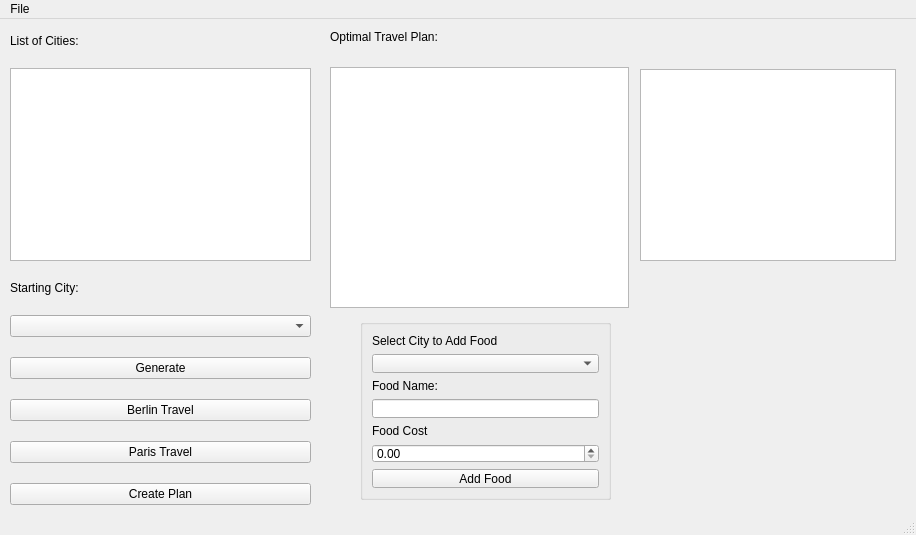
Qt form EuroTrip/mainwindow.ui (dal07065/European-Vacation) before a commit.
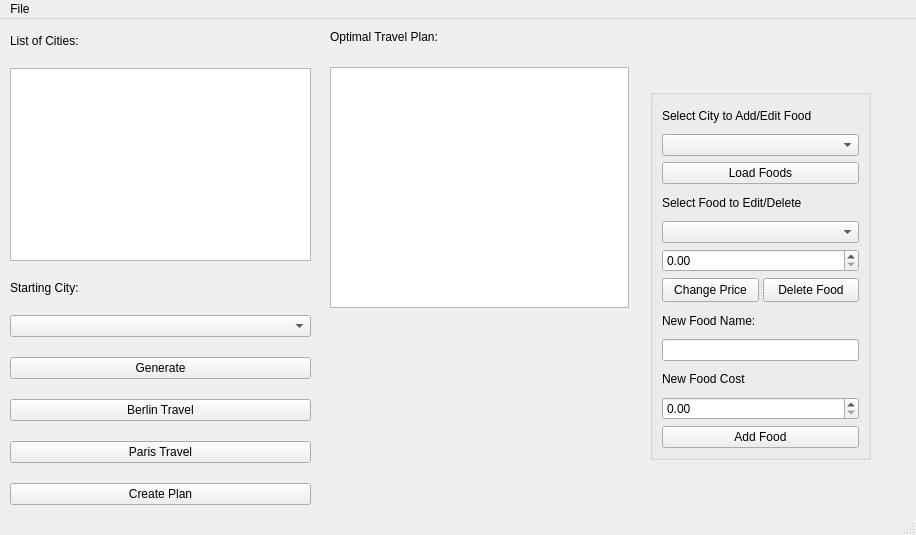
The same form after that commit.

Commit message: Added admin function to remove food item

```diff
--- a/EuroTrip/mainwindow.ui
+++ b/EuroTrip/mainwindow.ui
@@ -86,27 +86,64 @@
    <widget class="QGroupBox" name="adminFuncs">
     <property name="geometry">
      <rect>
-      <x>360</x>
-      <y>300</y>
-      <width>251</width>
-      <height>181</height>
+      <x>650</x>
+      <y>70</y>
+      <width>221</width>
+      <height>371</height>
      </rect>
     </property>
     <layout class="QVBoxLayout" name="verticalLayout_2">
      <item>
       <widget class="QLabel" name="label_2">
        <property name="text">
-        <string>Select City to Add Food</string>
+        <string>Select City to Add/Edit Food</string>
        </property>
       </widget>
      </item>
      <item>
       <widget class="QComboBox" name="comboBox_SelectCityAddFood"/>
      </item>
+     <item>
+      <widget class="QPushButton" name="pushButton_loadFoods">
+       <property name="text">
+        <string>Load Foods</string>
+       </property>
+      </widget>
+     </item>
+     <item>
+      <widget class="QLabel" name="label_5">
+       <property name="text">
+        <string>Select Food to Edit/Delete</string>
+       </property>
+      </widget>
+     </item>
+     <item>
+      <widget class="QComboBox" name="comboBox_EditFood"/>
+     </item>
+     <item>
+      <widget class="QDoubleSpinBox" name="doubleSpinBox_EditFoodPrice"/>
+     </item>
+     <item>
+      <widget class="QSplitter" name="splitter">
+       <property name="orientation">
+        <enum>Qt::Horizontal</enum>
+       </property>
+       <widget class="QPushButton" name="pushButton_changePrice">
+        <property name="text">
+         <string>Change Price</string>
+        </property>
+       </widget>
+       <widget class="QPushButton" name="pushButton_deleteFood">
+        <property name="text">
+         <string>Delete Food</string>
+        </property>
+       </widget>
+      </widget>
+     </item>
      <item>
       <widget class="QLabel" name="label_3">
        <property name="text">
-        <string>Food Name:</string>
+        <string>New Food Name:</string>
        </property>
       </widget>
      </item>
@@ -116,7 +153,7 @@
      <item>
       <widget class="QLabel" name="label_4">
        <property name="text">
-        <string>Food Cost</string>
+        <string>New Food Cost</string>
        </property>
       </widget>
      </item>
@@ -155,16 +192,6 @@
      <string>Optimal Travel Plan:</string>
     </property>
    </widget>
-   <widget class="QTextBrowser" name="textBrowser">
-    <property name="geometry">
-     <rect>
-      <x>640</x>
-      <y>50</y>
-      <width>256</width>
-      <height>192</height>
-     </rect>
-    </property>
-   </widget>
   </widget>
   <widget class="QMenuBar" name="menubar">
    <property name="geometry">
```
The commit also changes 6 other files.
